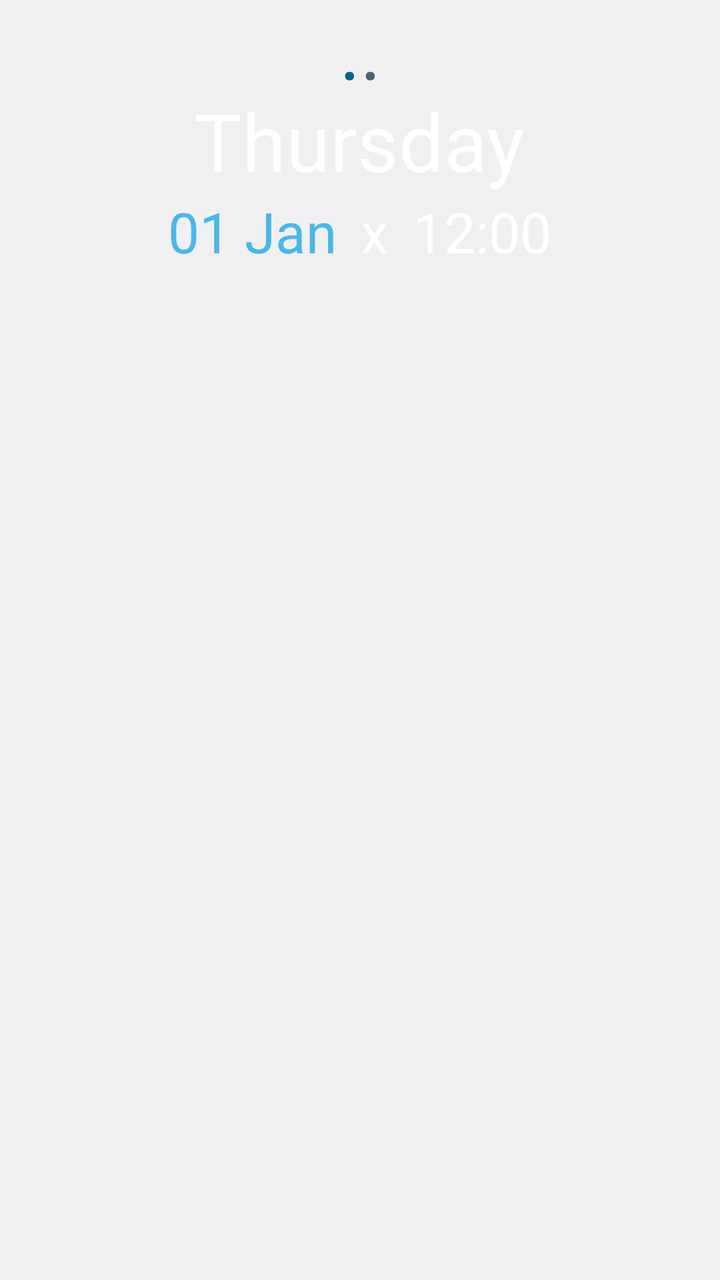
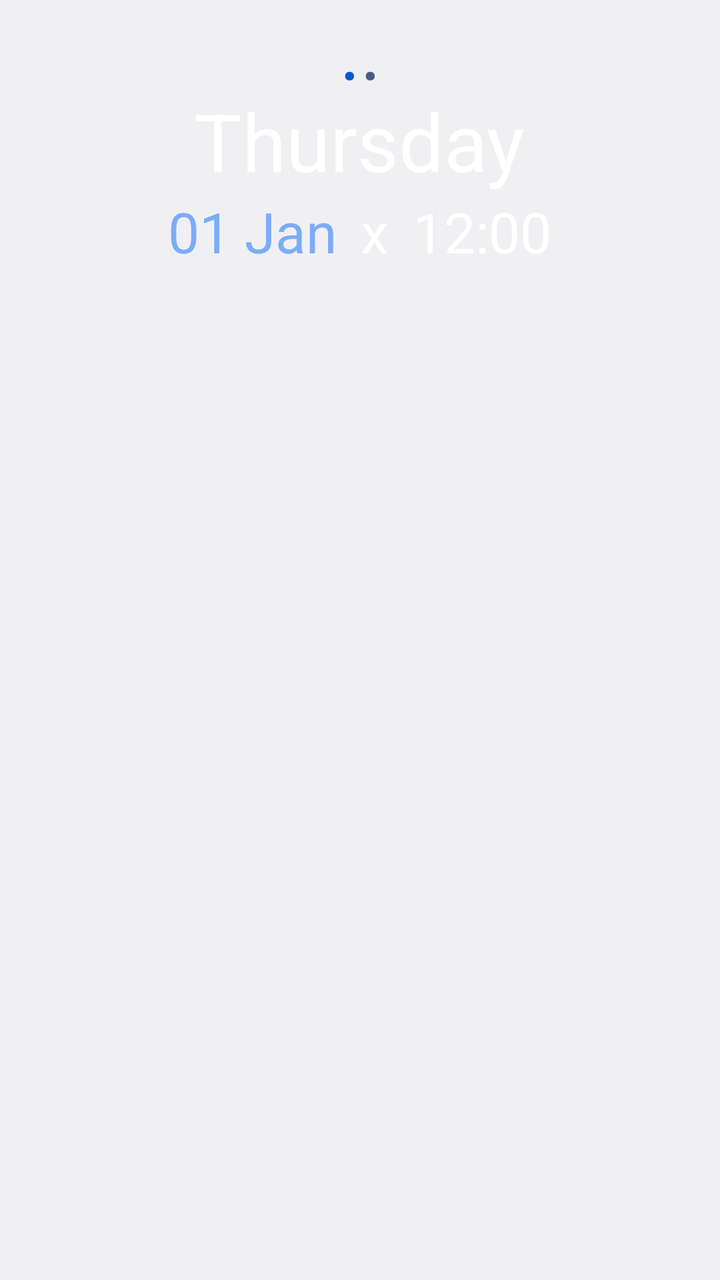

Screens rendered from an Android XML layout before and after an edit, with the pre-edit source and the edit as a unified diff.
<!-- AndroidManifest.xml: application theme android:Theme.DeviceDefault.Light.NoActionBar -->
<!-- res/layout/zclock_ls_23.xml -->
<?xml version="1.0" encoding="utf-8"?>
<LinearLayout xmlns:android="http://schemas.android.com/apk/res/android"
    android:layout_width="match_parent"
    android:layout_height="wrap_content"
    android:layout_gravity="center|top"
    android:gravity="center|top"
    android:orientation="vertical">

    <LinearLayout
        android:layout_width="wrap_content"
        android:layout_height="wrap_content"
        android:layout_marginTop="10dp"
        android:orientation="horizontal">

        <TextView
            android:layout_width="wrap_content"
            android:layout_height="wrap_content"
            android:tag="accent2|nolineheight"
            android:text="·"
            android:textColor="@android:color/system_accent1_600"
            android:textSize="40sp" />

        <TextView
            android:layout_width="wrap_content"
            android:layout_height="wrap_content"
            android:tag="accent3|nolineheight"
            android:text="·"
            android:textColor="@android:color/system_accent2_600"
            android:textSize="40sp" />

    </LinearLayout>

    <TextClock
        android:id="@+id/day"
        android:layout_width="wrap_content"
        android:layout_height="wrap_content"
        android:layout_marginTop="-20dp"
        android:format12Hour="EEEE"
        android:format24Hour="EEEE"
        android:tag="text1|nolineheight"
        android:textColor="#FFFFFF"
        android:textSize="40sp" />

    <LinearLayout
        android:layout_width="match_parent"
        android:layout_height="wrap_content"
        android:layout_gravity="center_horizontal"
        android:gravity="center_horizontal"
        android:orientation="horizontal">

        <TextClock
            android:id="@+id/date"
            android:layout_width="wrap_content"
            android:layout_height="wrap_content"
            android:format12Hour="dd MMM"
            android:format24Hour="dd MMM"
            android:inputType="text|textCapCharacters"
            android:tag="accent1"
            android:textColor="@android:color/system_accent1_300"
            android:textSize="28sp" />

        <TextView
            android:layout_width="wrap_content"
            android:layout_height="wrap_content"
            android:layout_marginHorizontal="12dp"
            android:text="x"
            android:textColor="@android:color/white"
            android:textSize="28sp" />

        <TextClock
            android:id="@+id/time"
            android:layout_width="wrap_content"
            android:layout_height="wrap_content"
            android:format12Hour="hh:mm"
            android:format24Hour="HH:mm"
            android:tag="text2"
            android:textColor="#FFFFFF"
            android:textSize="28sp" />

    </LinearLayout>

</LinearLayout>
<!-- resources referenced by this layout -->
<resources>

</resources>

<!-- the commit's change to res/layout/zclock_ls_23.xml (unified diff, before → after) -->
@@ -17,7 +17,7 @@
             android:layout_height="wrap_content"
             android:tag="accent2|nolineheight"
             android:text="·"
-            android:textColor="@android:color/system_accent1_600"
+            android:textColor="@color/zc_accent1_600"
             android:textSize="40sp" />
 
         <TextView
@@ -25,7 +25,7 @@
             android:layout_height="wrap_content"
             android:tag="accent3|nolineheight"
             android:text="·"
-            android:textColor="@android:color/system_accent2_600"
+            android:textColor="@color/zc_accent2_600"
             android:textSize="40sp" />
 
     </LinearLayout>
@@ -56,7 +56,7 @@
             android:format24Hour="dd MMM"
             android:inputType="text|textCapCharacters"
             android:tag="accent1"
-            android:textColor="@android:color/system_accent1_300"
+            android:textColor="@color/zc_accent1_300"
             android:textSize="28sp" />
 
         <TextView
<!-- resource entries referenced after the edit -->
@@ -1,5 +1,7 @@
 <!-- resources referenced by this layout -->
 <resources>
-
+  <color name="zc_accent1_300">#FF7CACF8</color>
+  <color name="zc_accent1_600">#FF0B57D0</color>
+  <color name="zc_accent2_600">#FF475D86</color>
 </resources>
 
